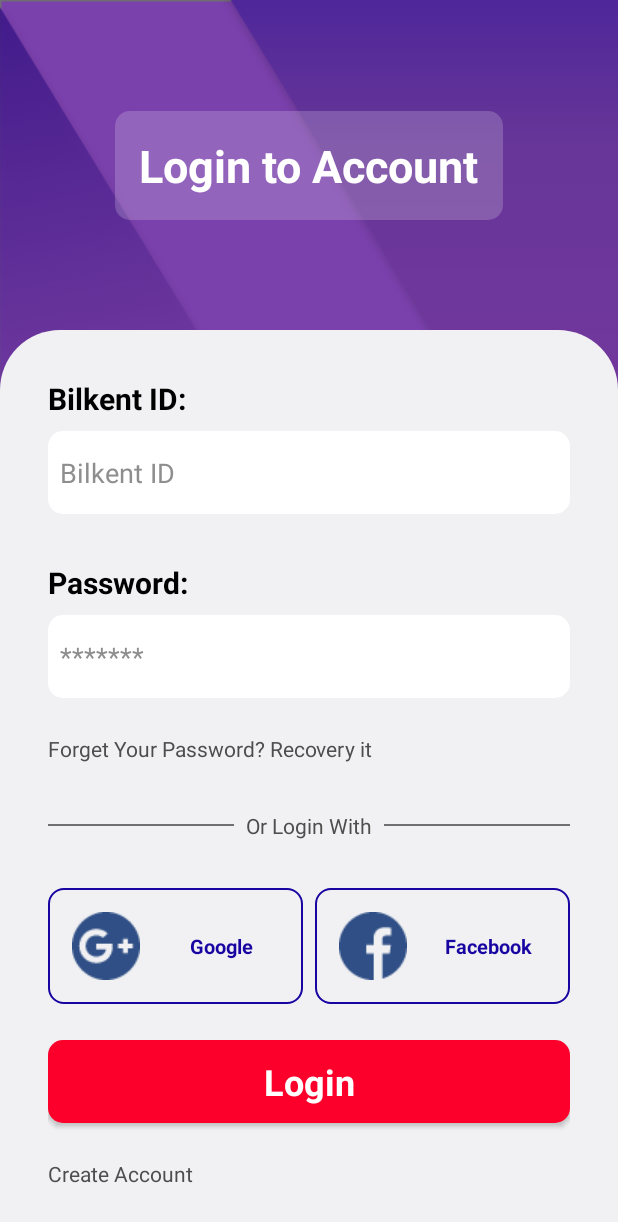
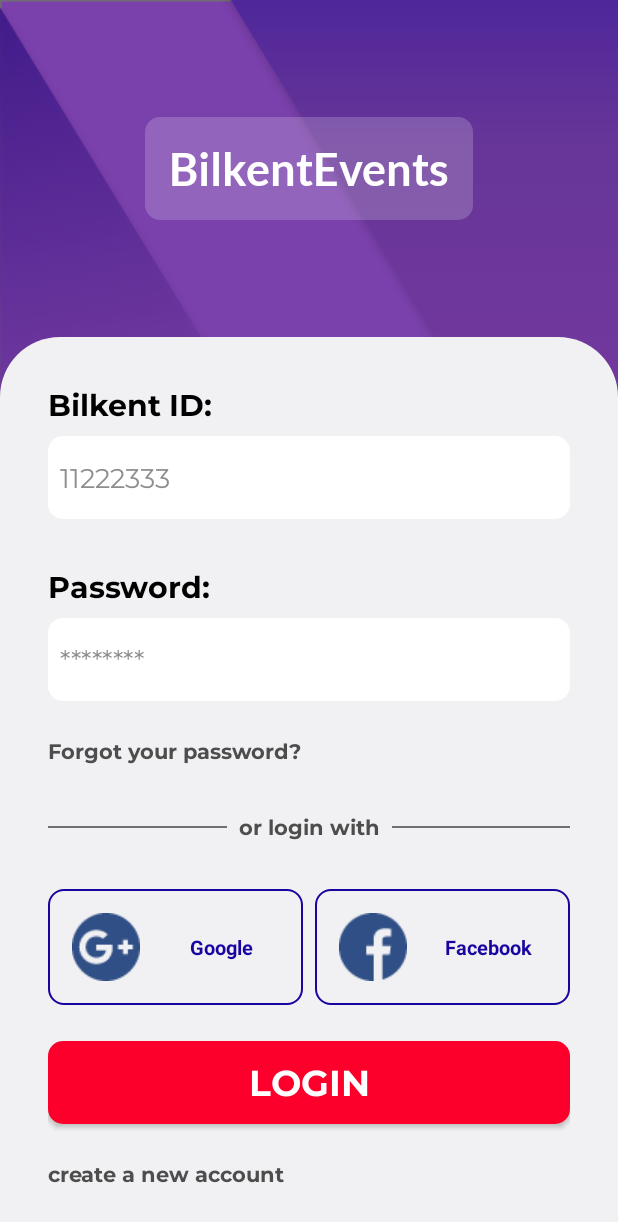
Before and after one commit to yohanyou/BilkentEvents, an Android app: the loginPage screen opened directly, with no data from a screen before it, on a phone screen of 412 x 824 dp. Shown: the top 1222 px of the screen. Run offline under Robolectric (Android 15) with nearby library versions, the phone set to English and light mode, and no system bars.

Commit message:
Update: -adjusted the intro and login hardcoded texts into strings -adjusted the xml layouts of intro&login.xml, changed the font styles into lato&montserrat

```diff
--- a/app/src/main/res/layout/login.xml
+++ b/app/src/main/res/layout/login.xml
@@ -14,7 +14,8 @@
         app:layout_constraintEnd_toEndOf="parent"
         app:layout_constraintStart_toStartOf="parent"
         app:layout_constraintTop_toTopOf="parent"
-        app:srcCompat="@drawable/background_page" />
+        app:srcCompat="@drawable/background_page"
+        android:contentDescription="@string/contentDescription2" />
 
     <LinearLayout
         android:id="@+id/linearLayout"
@@ -27,13 +28,12 @@
         app:layout_constraintEnd_toEndOf="parent"
         app:layout_constraintStart_toStartOf="parent">
 
-
-
         <TextView
             android:id="@+id/bilidlogin"
             android:layout_width="wrap_content"
             android:layout_height="wrap_content"
-            android:text="Bilkent ID:"
+            android:fontFamily="@font/montserrat_bold"
+            android:text="@string/bilkentID"
             android:textColor="#000000"
             android:textSize="20sp"
             android:textStyle="bold" />
@@ -43,21 +43,25 @@
             android:layout_width="match_parent"
             android:layout_height="55dp"
             android:layout_marginTop="8dp"
+            android:autofillHints="bilkentID"
             android:background="@drawable/edittext_white"
             android:ems="10"
-            android:hint="Bilkent ID"
+            android:fontFamily="@font/montserrat_regular"
+            android:hint="@string/exampleID"
             android:inputType="textPersonName"
             android:padding="8dp"
             android:textColor="#8e8e8e"
             android:textColorHint="#8e8e8e"
-            android:textSize="18dp" />
+            android:textSize="18sp"
+            tools:ignore="TextFields" />
 
         <TextView
             android:id="@+id/passlogin"
             android:layout_width="wrap_content"
             android:layout_height="wrap_content"
             android:layout_marginTop="32dp"
-            android:text="Password:"
+            android:fontFamily="@font/montserrat_bold"
+            android:text="@string/password"
             android:textColor="#000000"
             android:textSize="20sp"
             android:textStyle="bold" />
@@ -67,25 +71,27 @@
             android:layout_width="match_parent"
             android:layout_height="55dp"
             android:layout_marginTop="8dp"
+            android:autofillHints="password"
             android:background="@drawable/edittext_white"
             android:ems="10"
-            android:hint="*******"
+            android:fontFamily="@font/montserrat_regular"
+            android:hint="@string/userPassword"
             android:inputType="textPassword"
             android:padding="8dp"
             android:textColor="#8e8e8e"
             android:textColorHint="#8e8e8e"
-            android:textSize="18dp" />
+            android:textSize="18sp"
+            tools:ignore="TextFields" />
 
         <TextView
             android:id="@+id/forgot_password"
             android:layout_width="match_parent"
             android:layout_height="wrap_content"
             android:layout_marginTop="24dp"
-            android:text="Forget Your Password? Recovery it"
+            android:fontFamily="@font/montserrat_bold"
+            android:text="@string/forgot"
             android:textAlignment="viewStart"
             android:textColor="#4d4d4d" />
-
-
 
         <LinearLayout
             android:layout_width="match_parent"
@@ -100,7 +106,6 @@
                 android:layout_height="1dp"
                 android:layout_gravity="center_vertical"
                 android:layout_weight="1"
-
                 android:background="#707070" />
 
             <TextView
@@ -109,7 +114,8 @@
                 android:layout_height="wrap_content"
                 android:layout_marginStart="8dp"
                 android:layout_marginEnd="8dp"
-                android:text="Or Login With"
+                android:fontFamily="@font/montserrat_bold"
+                android:text="@string/loginWith"
                 android:textColor="#4d4d4d" />
 
             <View
@@ -139,7 +145,7 @@
                 android:drawableStart="@drawable/google"
                 android:drawablePadding="16dp"
                 android:padding="16dp"
-                android:text="Google"
+                android:text="@string/google"
                 android:textColor="#1704A1"
                 android:textSize="13sp"
                 android:textStyle="bold" />
@@ -156,7 +162,7 @@
                 android:drawableStart="@drawable/facebook"
                 android:drawablePadding="16dp"
                 android:padding="16dp"
-                android:text="Facebook"
+                android:text="@string/facebook"
                 android:textColor="#1704A1"
                 android:textSize="13sp"
                 android:textStyle="bold" />
@@ -169,17 +175,19 @@
             android:layout_height="55dp"
             android:layout_marginTop="8dp"
             android:background="@drawable/red_button_background"
-            android:text="Login"
+            android:fontFamily="@font/montserrat_bold"
+            android:text="@string/login"
             android:textColor="#ffffff"
             android:textSize="24sp"
+            android:textStyle="bold" />
 
-            android:textStyle="bold" />
         <TextView
             android:id="@+id/create_account"
             android:layout_width="match_parent"
             android:layout_height="wrap_content"
             android:layout_marginTop="24dp"
-            android:text="Create Account"
+            android:fontFamily="@font/montserrat_bold"
+            android:text="@string/createAccount"
             android:textColor="#4d4d4d" />
 
     </LinearLayout>
@@ -188,12 +196,13 @@
         android:id="@+id/textView13"
         android:layout_width="wrap_content"
         android:layout_height="wrap_content"
-        android:text="Login to Account"
+        android:background="@drawable/half_white_background"
+        android:fontFamily="@font/lato_bold"
+        android:padding="16dp"
+        android:text="@string/appName"
+        android:textColor="#ffffff"
         android:textSize="30sp"
         android:textStyle="bold"
-        android:background="@drawable/half_white_background"
-        android:textColor="#ffffff"
-        android:padding="16dp"
         app:layout_constraintBottom_toTopOf="@+id/linearLayout"
         app:layout_constraintEnd_toEndOf="parent"
         app:layout_constraintStart_toStartOf="parent"
--- a/app/src/main/res/values/strings.xml
+++ b/app/src/main/res/values/strings.xml
@@ -3,13 +3,24 @@
     <!--general purposes-->
     <string name="appName">BilkentEvents</string>
     <string name="bilkentID">Bilkent ID:</string>
+    <string name="exampleID">11222333</string>
     <string name="email">Email:</string>
     <string name="exampleEmail">example@ug.bilkent.edu.tr</string>
     <string name="password">Password:</string>
     <string name="settings">Settings:</string>
     <string name="welcome">Welcome to Bilkent Events!</string>
-    <string name="login">Login</string>
+    <string name="login">LOGIN</string>
     <string name="loginPage">Login Page</string>
+    <string name="loginToAccount">login to account</string>
+    <string name="loginWith">or login with</string>
+    <string name="google">Google</string>
+    <string name="facebook">Facebook</string>
+
+    <!--intro-->
+    <string name="clickToStart">Click to start the Bilkent Events app</string>
+    <string name="getStarted">GET STARTED</string>
+    <string name="contentDescription">a picture of a man with a light bulb</string>
+    <string name="contentDescription2">background image for the login</string>
 
     <!--create account-->
     <string name="createAccount">create a new account</string>
```
Also changed, not shown: app/src/main/res/layout/intro.xml (+29 -16 lines).
